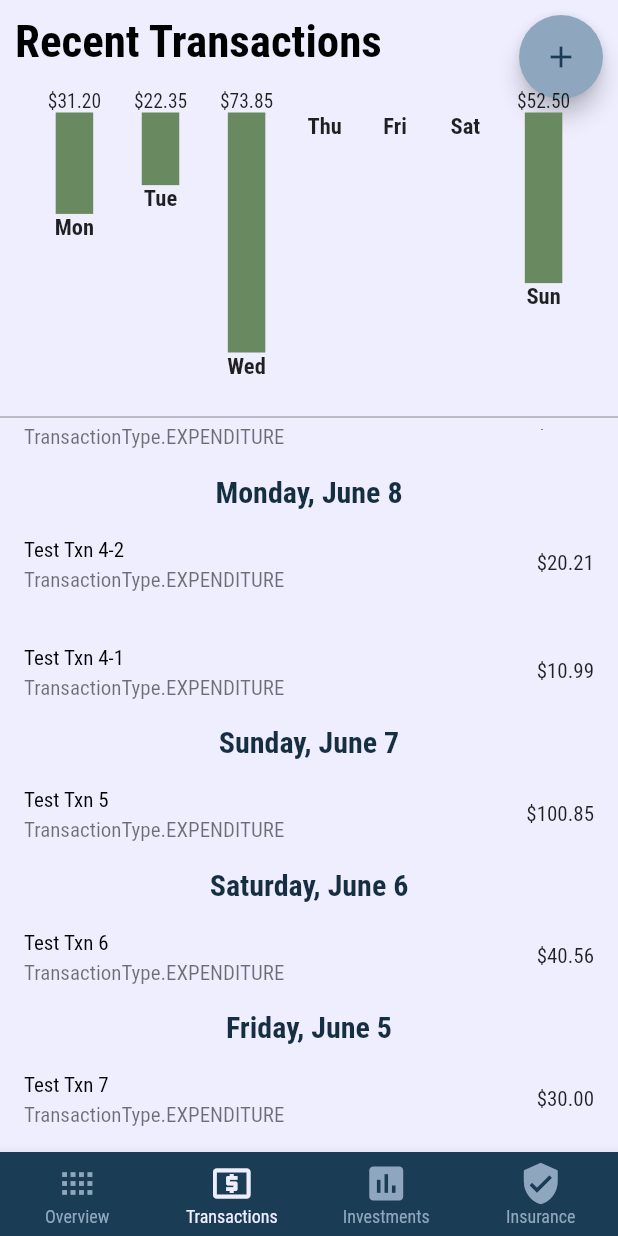
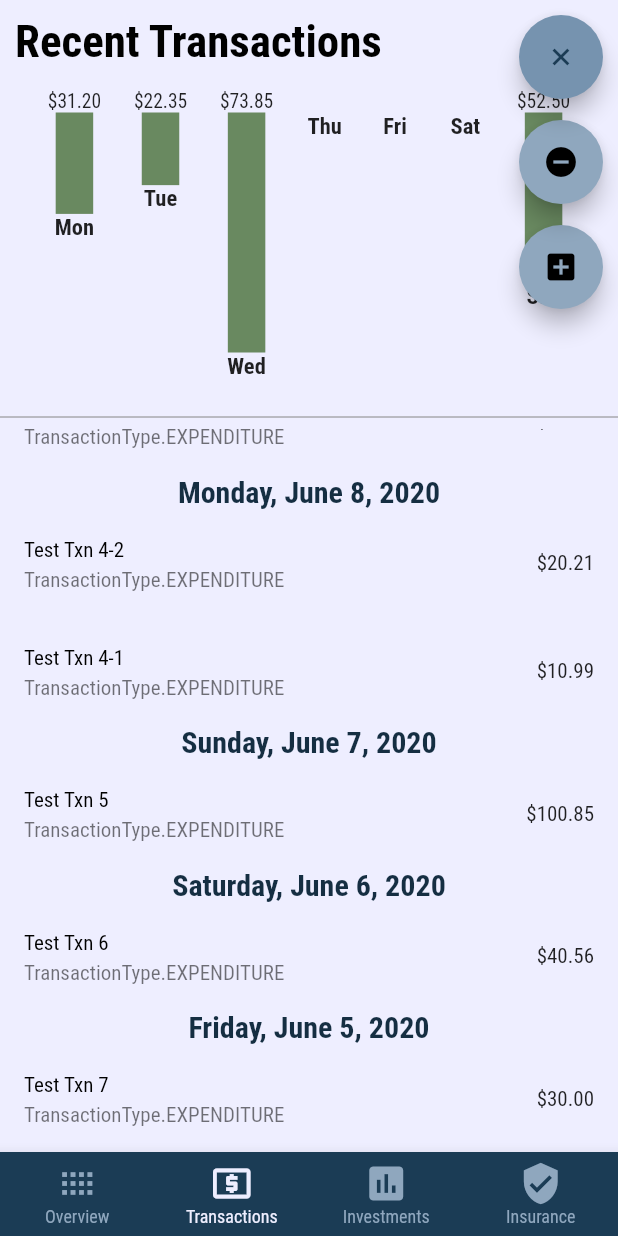
Before and after one commit to ngjunxiang/moolah, a Flutter app: the screen it shows after launch, item 2 of the bottom bar chosen, scrolled down 255 dp, after a tap on the "add" icon, on a phone screen of 412 x 824 dp. Run offline on Flutter 3.47's test engine with Material 2 defaults, Android fonts, the phone set to English and light mode, and no system bars; our stand-ins replace simple_animations, tinycolor; statements that could not run were skipped.

Commit message:
Created speed dial

```diff
--- /dev/null
+++ b/lib/components/speed_dial.dart
@@ -0,0 +1,143 @@
+import 'dart:math';
+import 'package:flutter/material.dart';
+
+class SpeedDial extends StatefulWidget {
+  bool isOpened = false;
+  _SpeedDialState _speedDialState = _SpeedDialState();
+
+  @override
+  _SpeedDialState createState() => _speedDialState;
+
+  void close() {
+    if (isOpened) _speedDialState.animate();
+  }
+}
+
+class _SpeedDialState extends State<SpeedDial>
+    with SingleTickerProviderStateMixin {
+  double angle = 0;
+  AnimationController _animationController;
+  Animation<Color> _buttonColor;
+  Animation<double> _translateButton;
+  Curve _curve = Curves.easeOut;
+  double _fabHeight = 56.0;
+  bool _shouldHaveElevation = false;
+
+  @override
+  void initState() {
+    _animationController = AnimationController(
+        vsync: this,
+        duration: Duration(milliseconds: 300),
+        upperBound: 45 * pi / 180)
+      ..addListener(() {
+        setState(() {
+          angle = _animationController.value;
+        });
+      });
+
+    _translateButton = Tween<double>(
+      begin: 0,
+      end: _fabHeight + 14.0,
+    ).animate(CurvedAnimation(
+      parent: _animationController,
+      curve: Interval(
+        0.0,
+        0.75,
+        curve: _curve,
+      ),
+    ));
+    super.initState();
+  }
+
+  void animate() {
+    if (!widget.isOpened) {
+      _animationController.forward();
+    } else {
+      _animationController.reverse();
+    }
+    widget.isOpened = !widget.isOpened;
+    _shouldHaveElevation = !_shouldHaveElevation;
+  }
+
+  @override
+  void dispose() {
+    _animationController.dispose();
+    super.dispose();
+  }
+
+  Widget _getButton(String tooltip, Icon icon, Function onPressedHandler) {
+    return Container(
+      child: FloatingActionButton(
+        onPressed: onPressedHandler,
+        tooltip: tooltip,
+        child: icon,
+        elevation: _shouldHaveElevation ? 6.0 : 0,
+      ),
+    );
+  }
+
+  Widget _getMenuButton(BuildContext context, String tooltip) {
+    return FloatingActionButton(
+//        onPressed: () => _startAddNewTransaction(context),
+      backgroundColor: _buttonColor.value,
+      onPressed: animate,
+      tooltip: tooltip,
+      child: Transform.rotate(
+        angle: angle,
+        child: Icon(
+          Icons.add,
+          color: Theme.of(context).textTheme.button.color,
+        ),
+      ),
+    );
+  }
+
+  @override
+  Widget build(BuildContext context) {
+    _buttonColor = ColorTween(
+      begin: Theme.of(context).buttonColor,
+      end: Theme.of(context).focusColor,
+    ).animate(CurvedAnimation(
+      parent: _animationController,
+      curve: Interval(
+        0.00,
+        1.00,
+        curve: Curves.linear,
+      ),
+    ));
+
+    return Positioned(
+      top: 10,
+      right: 10,
+      child: Column(
+        mainAxisAlignment: MainAxisAlignment.start,
+        children: <Widget>[
+          Transform(
+            transform: Matrix4.translationValues(
+              0.0,
+              _translateButton.value * 2.0,
+              8.0,
+            ),
+            child: _getButton('Income', Icon(Icons.add_box), () {}),
+          ),
+          Transform(
+            transform: Matrix4.translationValues(
+              0.0,
+              _translateButton.value - _fabHeight,
+              9.0,
+            ),
+            child: _getButton('Expense', Icon(Icons.remove_circle), () {}),
+          ),
+          Transform(
+            transform: Matrix4.translationValues(
+              0.0,
+              -2 * _fabHeight,
+              10.0,
+            ),
+            child: _getMenuButton(context, 'Add Transaction'),
+          ),
+        ],
+      ),
+    );
+  }
+}
--- a/lib/screens/transactions/components/bar.dart
+++ b/lib/screens/transactions/components/bar.dart
@@ -1,5 +1,6 @@
 import 'package:flutter/material.dart';
 import 'package:simple_animations/simple_animations.dart';
+import 'package:tinycolor/tinycolor.dart';
 
 class Bar extends StatelessWidget {
   final double height;
@@ -31,7 +32,7 @@ class Bar extends StatelessWidget {
             Container(
               width: 25,
               height: animatedHeight * _maxElementHeight,
-              color: Theme.of(context).splashColor,
+              color: TinyColor.fromString('#9FB798').darken(20).color,
             ),
             Text(
               label,
--- a/lib/screens/transactions/components/transaction_list.dart
+++ b/lib/screens/transactions/components/transaction_list.dart
@@ -34,9 +34,8 @@ class TransactionList extends StatelessWidget {
                   currentDate = t.dateTime;
                   res = [
                     Text(
-                      DateFormat(DateFormat.MONTH_WEEKDAY_DAY)
-                          .format(t.dateTime),
-                        style: Theme.of(context).textTheme.headline2,
+                      DateFormat.yMMMMEEEEd().format(t.dateTime),
+                      style: Theme.of(context).textTheme.headline2,
                     ),
                   ];
                 }
--- a/lib/screens/transactions/transactions_screen.dart
+++ b/lib/screens/transactions/transactions_screen.dart
@@ -3,6 +3,8 @@ import 'package:provider/provider.dart';
 
 import './components/bar_chart.dart';
 import './components/transaction_list.dart';
+import './components/transaction_modal.dart';
+import '../../components/speed_dial.dart';
 import '../../providers/transactions_provider.dart';
 
 class TransactionsScreen extends StatelessWidget {
@@ -23,28 +25,21 @@ class TransactionsScreen extends StatelessWidget {
     );
   }
 
-  Widget _buildAddButton(BuildContext context) {
-    return Positioned(
-      top: 10,
-      right: 10,
-      child: FloatingActionButton(
-        onPressed: () => _startAddNewTransaction(context),
-        child: Icon(
-          Icons.add,
-          color: Theme.of(context).textTheme.button.color,
-        ),
-        backgroundColor: Theme.of(context).buttonColor,
-      ),
-    );
-  }
-
   void _startAddNewTransaction(BuildContext context) {
-    print('add new txn');
-    return null;
+    showModalBottomSheet(
+        context: context,
+        builder: (_) {
+          return GestureDetector(
+            onTap: () {},
+            child: TransactionModal(),
+            behavior: HitTestBehavior.opaque,
+          );
+        });
   }
 
   @override
   Widget build(BuildContext context) {
+    final _speedDial = SpeedDial();
     final _transactionsProvider =
         Provider.of<TransactionsProvider>(context, listen: true);
 
@@ -59,12 +54,12 @@ class TransactionsScreen extends StatelessWidget {
         : GestureDetector(
             onTap: () {
               FocusScope.of(context).requestFocus(new FocusNode());
+              _speedDial.close();
             },
             child: SafeArea(
               bottom: false,
               child: Stack(
                 children: <Widget>[
-                  _buildAddButton(context),
                   Column(
                     crossAxisAlignment: CrossAxisAlignment.stretch,
                     children: <Widget>[
@@ -80,6 +75,7 @@ class TransactionsScreen extends StatelessWidget {
                       TransactionList(_transactionsProvider.transactions),
                     ],
                   ),
+                  _speedDial,
                 ],
               ),
             ),
--- a/lib/themes/style.dart
+++ b/lib/themes/style.dart
@@ -11,7 +11,8 @@ ThemeData appTheme() {
   final accentColor = color2.darken(5).color;
   final focusColor = color2.darken(15).color;
   final scaffoldBackgroundColor = color4.color;
-  final splashColor = color3.darken(20).color;
+  final canvasColor = color4.color;
+  final splashColor = color1.darken(5).color;
   final buttonColor = color2.darken(5).color;
   final dividerColor = TinyColor(Colors.grey).darken(10).color;
 
@@ -24,7 +25,7 @@ ThemeData appTheme() {
     buttonColor: buttonColor,
     scaffoldBackgroundColor: scaffoldBackgroundColor,
     splashColor: splashColor,
-    canvasColor: Colors.black,
+    canvasColor: canvasColor,
     fontFamily: 'RobotoCondensed',
     textTheme: TextTheme(
       bodyText1: const TextStyle(
```
Also changed, not shown: lib/screens/transactions/components/transaction_modal.dart (added, +133 -0 lines), pubspec.lock.
